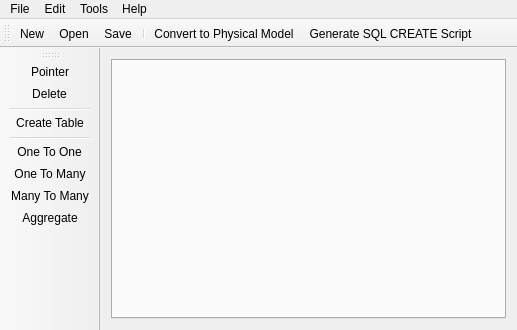
siman0zet/CASE-SWDEP, file CASE_SW/mainwindow.ui: the form before one commit.
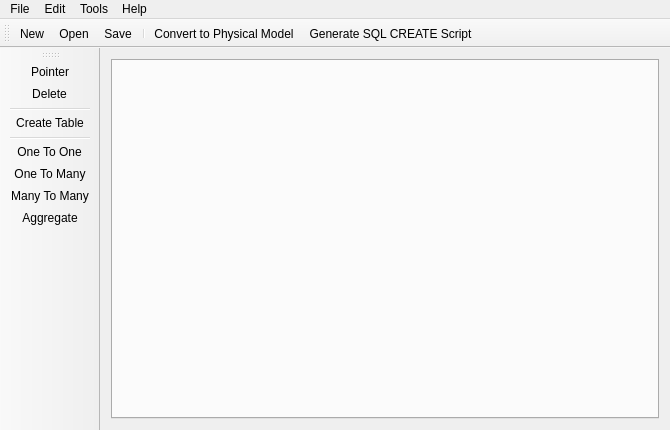
The form after the commit. Icons and pictures are not drawn.

```diff
--- a/CASE_SW/mainwindow.ui
+++ b/CASE_SW/mainwindow.ui
@@ -6,10 +6,16 @@
    <rect>
     <x>0</x>
     <y>0</y>
-    <width>517</width>
-    <height>330</height>
+    <width>670</width>
+    <height>430</height>
    </rect>
   </property>
+  <property name="minimumSize">
+   <size>
+    <width>420</width>
+    <height>290</height>
+   </size>
+  </property>
   <property name="windowTitle">
    <string>MainWindow</string>
   </property>
@@ -47,7 +53,7 @@
     <rect>
      <x>0</x>
      <y>0</y>
-     <width>517</width>
+     <width>670</width>
      <height>21</height>
     </rect>
    </property>
```
